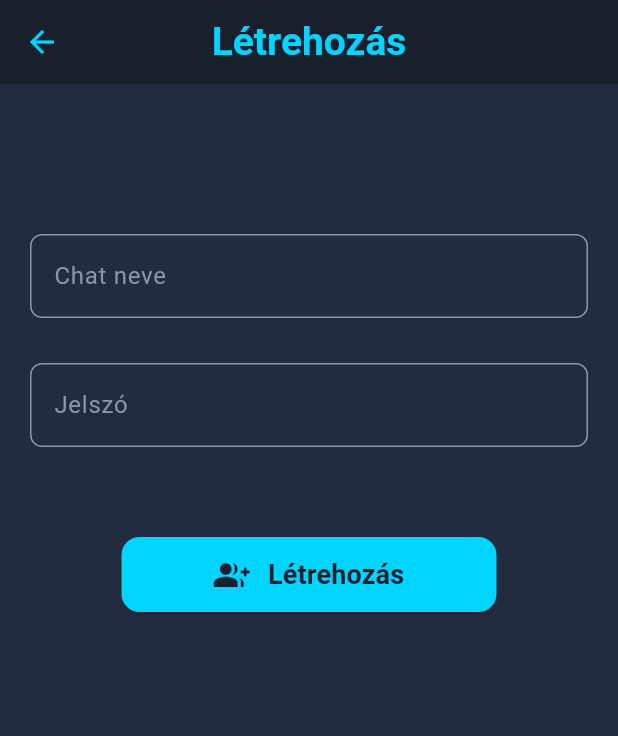
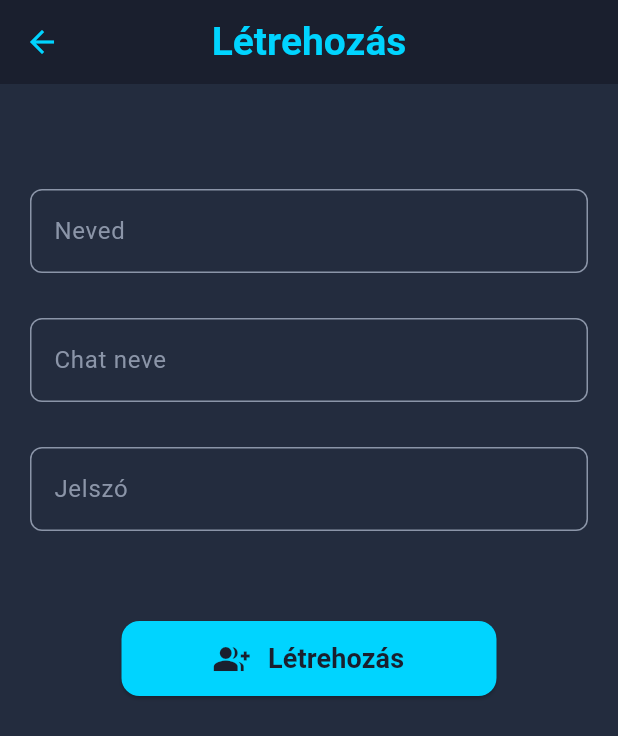
Before and after one commit to Yogyerek1/AnonymChat, a Flutter app: the screen it shows after launch, after a tap on "Chat létrehozása", on a phone screen of 412 x 824 dp. Shown: the top 736 px of the screen. Run offline on Flutter 3.47's test engine with Material 3 defaults, Android fonts, the light colour scheme and no system bars.

Commit message:
chat page is done, waiting for API

```diff
--- a/apps-ui/mobile-app/anonym_chat/lib/main.dart
+++ b/apps-ui/mobile-app/anonym_chat/lib/main.dart
@@ -25,6 +25,6 @@ class MainApp extends StatelessWidget {
 
   @override
   Widget build(BuildContext context) {
-    return const MaterialApp(home: HomePage());
+    return const MaterialApp(home: HomePage()); //just for debug
   }
 }
--- /dev/null
+++ b/apps-ui/mobile-app/anonym_chat/lib/models/user.dart
@@ -0,0 +1,6 @@
+class User {
+  final int id;
+  final String name;
+
+  User(this.id, this.name);
+}
--- a/apps-ui/mobile-app/anonym_chat/lib/pages/host_page.dart
+++ b/apps-ui/mobile-app/anonym_chat/lib/pages/host_page.dart
@@ -11,11 +11,13 @@ class HostPage extends StatefulWidget {
 class _HostPageState extends State<HostPage> {
   TextEditingController _chatNameController = TextEditingController();
   TextEditingController _chatPasswordController = TextEditingController();
+  TextEditingController _userNameController = TextEditingController();
 
   @override
   void dispose() {
     _chatNameController.dispose();
     _chatPasswordController.dispose();
+    _userNameController.dispose();
     super.dispose();
   }
 
@@ -42,7 +44,33 @@ class _HostPageState extends State<HostPage> {
           crossAxisAlignment: CrossAxisAlignment.center,
           mainAxisAlignment: MainAxisAlignment.start,
           children: [
-            SizedBox(height: 100),
+            SizedBox(height: 70),
+            TextField(
+              controller: _userNameController,
+              style: TextStyle(color: AppColors.secondaryText),
+              decoration: InputDecoration(
+                labelText: 'Neved',
+                hintText: 'Név...',
+                hintStyle: TextStyle(
+                  color: AppColors.secondaryText.withOpacity(0.5),
+                ),
+                labelStyle: TextStyle(color: AppColors.secondaryText),
+                filled: true,
+                fillColor: AppColors.background,
+                enabledBorder: OutlineInputBorder(
+                  borderRadius: BorderRadius.circular(8),
+                  borderSide: BorderSide(
+                    color: AppColors.secondaryText,
+                    width: 1,
+                  ),
+                ),
+                focusedBorder: OutlineInputBorder(
+                  borderRadius: BorderRadius.circular(8),
+                  borderSide: BorderSide(color: AppColors.blueBtn, width: 2),
+                ),
+              ),
+            ),
+            SizedBox(height: 30),
             TextField(
               controller: _chatNameController,
               style: TextStyle(color: AppColors.secondaryText),
--- a/apps-ui/mobile-app/anonym_chat/lib/theme/app_colors.dart
+++ b/apps-ui/mobile-app/anonym_chat/lib/theme/app_colors.dart
@@ -7,7 +7,7 @@ class AppColors {
   static const Color blueBtn = Color(0xFF00d4ff);
   static const Color greenBtn = Color(0xFF2ecc71);
 
-  static const Color messageSelf = Color(0xFF00d4ff);
+  static const Color messageSelf = Color.fromARGB(151, 0, 213, 255);
   static const Color messageOther = Color(0xFF3a4558);
 
   static const Color primaryText = Color(0xFFe0e0e0);
```
Also changed, not shown: apps-ui/mobile-app/anonym_chat/lib/models/message.dart (added, +7 -0 lines), apps-ui/mobile-app/anonym_chat/lib/pages/chat_page.dart (+103 -0 lines), apps-ui/mobile-app/anonym_chat/lib/pages/join_page.dart (+11 -11 lines), apps-ui/mobile-app/anonym_chat/lib/widgets/message_item.dart (added, +43 -0 lines).
